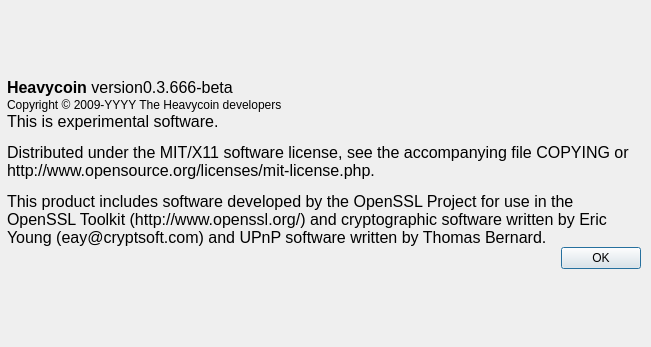
Before: the Qt Designer form src/qt/forms/aboutdialog.ui in heavycoin/heavycoin, drawn with Qt 5.
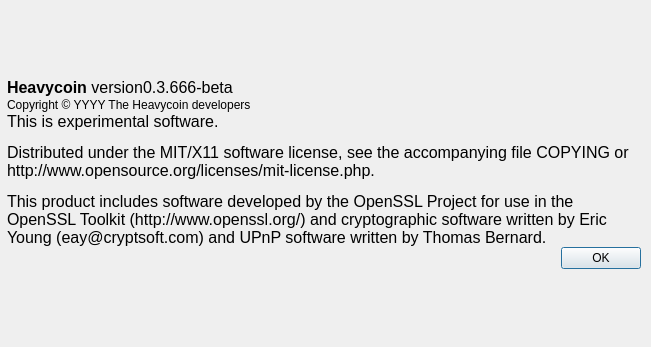
After: the same form once the commit is applied. Icons and pictures are not drawn.

Commit message: Updated copyright year

Diff of the .ui file:
```diff
--- a/src/qt/forms/aboutdialog.ui
+++ b/src/qt/forms/aboutdialog.ui
@@ -115,7 +115,7 @@
         <cursorShape>IBeamCursor</cursorShape>
        </property>
        <property name="text">
-        <string notr="true">Copyright &amp;copy; 2009-YYYY The Heavycoin developers</string>
+        <string notr="true">Copyright &amp;copy; YYYY The Heavycoin developers</string>
        </property>
        <property name="textFormat">
         <enum>Qt::RichText</enum>
```
The commit also changes 4 other files.
